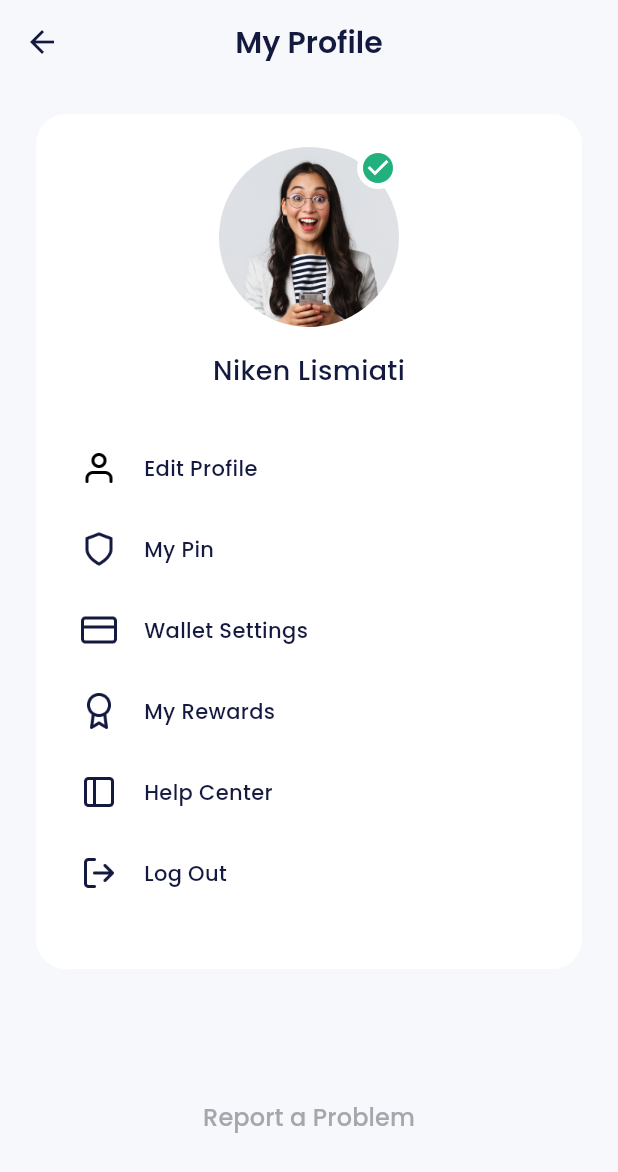
After one commit to nikenlis/BANK_SHA, a Flutter app: the ProfilePage screen opened by its route, on a phone screen of 412 x 824 dp. The commit adds this screen. Shown: the top 1172 px of the screen. Run offline on Flutter 3.47's test engine with Material 3 defaults, Android fonts, the phone set to English and light mode, and no system bars; our stand-ins replace carousel_slider, google_fonts.

Commit message:
Menambahkan pofile page

```diff
--- a/lib/main.dart
+++ b/lib/main.dart
@@ -1,5 +1,6 @@
 
 import 'package:coba/shared/theme.dart';
+import 'package:coba/ui/pages/profile_page.dart';
 import 'package:flutter/material.dart';
 import 'package:coba/ui/pages/home_page.dart';
 import 'package:coba/ui/pages/onboarding_page.dart';
@@ -46,6 +47,7 @@ class MyApp extends StatelessWidget {
           'sign-up-set-ktp' :(context) => const SignUpSetKtPage(),
           '/sign-up-success': (context) => const SignUpSuccessPage(),
           '/home': (context) => const HomePage(),
+          '/profile' :(context) => const ProfilePage()
 
         },
       );
--- a/lib/ui/pages/onboarding_page.dart
+++ b/lib/ui/pages/onboarding_page.dart
@@ -32,7 +32,7 @@ class _OnboardingPageState extends State<OnboardingPage> {
   @override
   Widget build(BuildContext context) {
     return Scaffold(
-      backgroundColor: lightBackgroundColor,
+
       body: Center(
         child: Column(
           mainAxisAlignment: MainAxisAlignment.center,
--- /dev/null
+++ b/lib/ui/pages/profile_page.dart
@@ -0,0 +1,108 @@
+import 'package:coba/shared/theme.dart';
+import 'package:coba/ui/widgets/buttons.dart';
+import 'package:coba/ui/widgets/profile_menu_item.dart';
+import 'package:flutter/material.dart';
+
+class ProfilePage extends StatelessWidget {
+  const ProfilePage({super.key});
+
+  @override
+  Widget build(BuildContext context) {
+    return Scaffold(
+
+      appBar: AppBar(
+        centerTitle: true,
+        title: Text(
+          'My Profile',
+          style: blackTextStyle.copyWith(fontSize: 20, fontWeight: semiBold),
+        ),
+      ),
+      body: ListView(
+        padding: const EdgeInsets.symmetric(horizontal: 24),
+        children: [
+          const SizedBox(
+            height: 20,
+          ),
+          Container(
+            padding: const EdgeInsets.symmetric(horizontal: 30, vertical: 22),
+            decoration: BoxDecoration(
+              color: whiteColor,
+              borderRadius: BorderRadius.circular(20),
+            ),
+            child: Column(
+              children: [
+                Container(
+                  width: 120,
+                  height: 120,
+                  decoration: const BoxDecoration(
+                    shape: BoxShape.circle,
+                    image: DecorationImage(
+                        image: AssetImage('assets/img_profile.png')),
+                  ),
+                  child: Align(
+                    alignment: Alignment.topRight,
+                    child: Container(
+                      width: 28,
+                      height: 28,
+                      decoration: BoxDecoration(
+                          shape: BoxShape.circle, color: whiteColor),
+                      child: Icon(
+                        Icons.check_circle,
+                        color: greenColor,
+                        size: 24,
+                      ),
+                    ),
+                  ),
+                ),
+                const SizedBox(
+                  height: 16,
+                ),
+                Text(
+                  'Niken Lismiati',
+                  style:
+                      blackTextStyle.copyWith(fontSize: 18, fontWeight: medium),
+                ),
+                const SizedBox(
+                  height: 40,
+                ),
+                ProfileMenuItem(
+                  iconUrl: 'assets/ic_edit_profile.png',
+                  title: 'Edit Profile',
+                  onTap: () {},
+                ),
+                 ProfileMenuItem(
+                  iconUrl: 'assets/ic_pin.png',
+                  title: 'My Pin',
+                  onTap: () {},
+                ),
+                 ProfileMenuItem(
+                  iconUrl: 'assets/ic_wallet.png',
+                  title: 'Wallet Settings',
+                  onTap: () {},
+                ),
+                 ProfileMenuItem(
+                  iconUrl: 'assets/ic_my_rewards.png',
+                  title: 'My Rewards',
+                  onTap: () {},
+                ),
+                ProfileMenuItem(
+                  iconUrl: 'assets/ic_help.png',
+                  title: 'Help Center',
+                  onTap: () {},
+                ),
+                ProfileMenuItem(
+                  iconUrl: 'assets/ic_logout.png',
+                  title: 'Log Out',
+                  onTap: () {},
+                ),
+              ],
+            ),
+          ),
+          const SizedBox(height: 87,),
+          CustomTextButton(title: 'Report a Problem', onPressed: () {},),
+          const SizedBox(height: 50,),
+        ],
+      ),
+    );
+  }
+}
--- a/lib/ui/pages/sign_in_page.dart
+++ b/lib/ui/pages/sign_in_page.dart
@@ -18,7 +18,7 @@ class _SignInPageState extends State<SignInPage> {
   @override
   Widget build(BuildContext context) {
     return Scaffold(
-      backgroundColor: lightBackgroundColor,
+
           body: ListView(
             padding: const EdgeInsets.symmetric(
               horizontal: 24,
--- a/lib/ui/pages/sign_up_page.dart
+++ b/lib/ui/pages/sign_up_page.dart
@@ -18,7 +18,7 @@ class _SignUpPageState extends State<SignUpPage> {
   @override
   Widget build(BuildContext context) {
     return Scaffold(
-      backgroundColor: lightBackgroundColor,
+
       body: ListView(
         padding: const EdgeInsets.symmetric(
           horizontal: 24,
--- a/lib/ui/pages/sign_up_set_ktp_page.dart
+++ b/lib/ui/pages/sign_up_set_ktp_page.dart
@@ -13,7 +13,7 @@ class _SignUpSetKtPageState extends State<SignUpSetKtPage> {
   @override
   Widget build(BuildContext context) {
     return Scaffold(
-      backgroundColor: lightBackgroundColor,
+
       body: ListView(
         padding: const EdgeInsets.symmetric(
           horizontal: 24,
--- /dev/null
+++ b/lib/ui/widgets/profile_menu_item.dart
@@ -0,0 +1,27 @@
+import 'package:coba/shared/theme.dart';
+import 'package:flutter/material.dart';
+
+class ProfileMenuItem extends StatelessWidget {
+  final String iconUrl;
+  final String title;
+  final VoidCallback? onTap;
+  const ProfileMenuItem({super.key, required this.iconUrl, required this.title, this.onTap});
+
+  @override
+  Widget build(BuildContext context) {
+    return GestureDetector(
+      onTap: onTap,
+      child: Container(
+        margin: const EdgeInsets.only(bottom: 30),
+        child: Row(
+          children: [
+            Image.asset(iconUrl, width: 24, height: 24,),
+            const SizedBox(width: 18,),
+            Text(title, style: blackTextStyle.copyWith(fontWeight: medium),),
+
+          ],
+        ),
+      ),
+    );
+  }
+}
```
Also changed, not shown: lib/ui/pages/home_page.dart (+15 -9 lines), lib/ui/widgets/home_tips_item.dart (+10 -2 lines), 4 other files.
